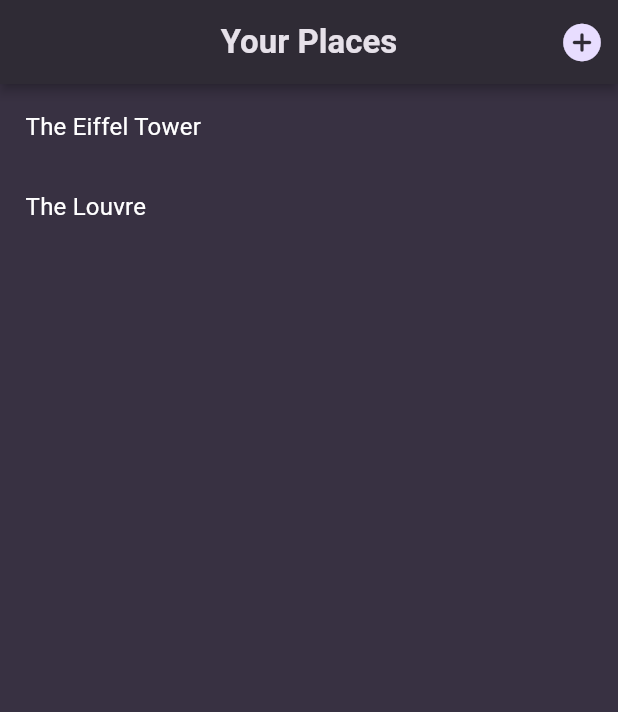
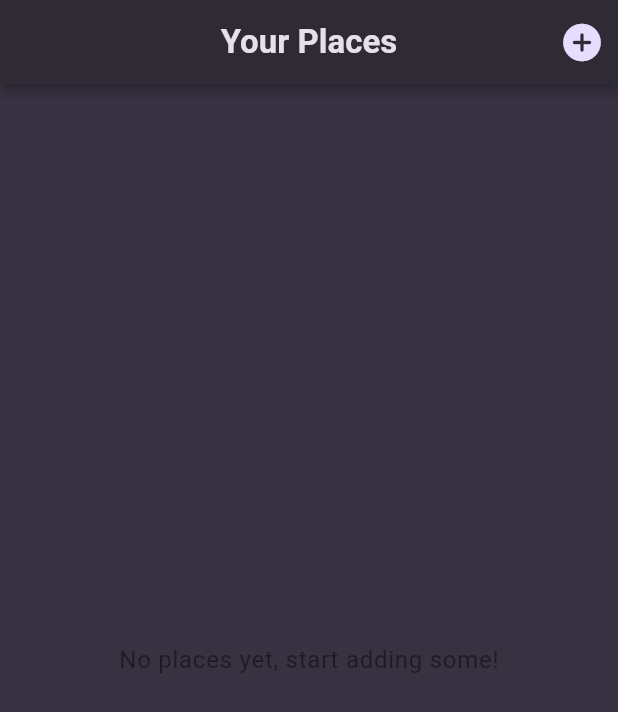
Before and after one commit to Nevelin-W/favorite_places_app, a Flutter app: the screen it shows after launch, on a phone screen of 412 x 824 dp. Shown: the top 712 px of the screen. Run offline on Flutter 3.47's test engine with Material 3 defaults, Android fonts, the phone set to English and light mode, and no system bars; our stand-ins replace flutter_riverpod, google_fonts.

Commit message:
riverpod, add place funtionality

```diff
--- a/favorite_places_app/lib/data/dummy_places.dart
+++ /dev/null
@@ -1,14 +0,0 @@
-import 'package:favorite_places_app/model/place.dart';
-
-final favoritePlaces = [
-  Place(
-    id: 'p1',
-    title: 'The Eiffel Tower',
-    location: 'Paris, France',
-  ),
-  Place(
-    id: 'p2',
-    title: 'The Louvre',
-    location: 'Paris, France',
-  ),
-];
--- a/favorite_places_app/lib/main.dart
+++ b/favorite_places_app/lib/main.dart
@@ -1,6 +1,7 @@
 import 'package:flutter/material.dart';
 import 'package:google_fonts/google_fonts.dart';
 import 'package:favorite_places_app/screen/home_screen.dart';
+import 'package:flutter_riverpod/flutter_riverpod.dart';
 
 final colorScheme = ColorScheme.fromSeed(
   brightness: Brightness.dark,
@@ -26,7 +27,7 @@ final theme = ThemeData().copyWith(
 
 void main() {
   runApp(
-    const MyApp(),
+    const ProviderScope(child: MyApp()),
   );
 }
 
--- a/favorite_places_app/lib/model/place.dart
+++ b/favorite_places_app/lib/model/place.dart
@@ -1,11 +1,12 @@
+import 'package:uuid/uuid.dart';
+
+const uuid = Uuid();
+
 class Place {
   Place({
-    required this.id,
     required this.title,
-    required this.location,
-  });
+  }) : id = uuid.v4();
 
   final String id;
   final String title;
-  final String location;
 }
--- /dev/null
+++ b/favorite_places_app/lib/providers/places_provider.dart
@@ -0,0 +1,15 @@
+import 'package:flutter_riverpod/flutter_riverpod.dart';
+import '../model/place.dart';
+
+class PlacesProvider extends StateNotifier<List<Place>> {
+  PlacesProvider() : super(const []);
+
+  void addPlace(String title) {
+    final newPLace = Place(title: title);
+    state = [newPLace, ...state];
+  }
+}
+
+final placesProvider = StateNotifierProvider<PlacesProvider, List<Place>>(
+  (ref) => PlacesProvider(),
+);
--- a/favorite_places_app/lib/screen/home_screen.dart
+++ b/favorite_places_app/lib/screen/home_screen.dart
@@ -1,23 +1,17 @@
+import 'package:favorite_places_app/providers/places_provider.dart';
 import 'package:flutter/material.dart';
 import 'package:favorite_places_app/widgets/places_list.dart';
 import 'package:favorite_places_app/screen/add_place_screen.dart';
+import 'package:favorite_places_app/model/place.dart';
+import 'package:flutter_riverpod/flutter_riverpod.dart';
 
-class HomeScreen extends StatefulWidget {
-  const HomeScreen({super.key});
+class HomeScreen extends ConsumerWidget {
+  HomeScreen({super.key});
 
   @override
-  State<HomeScreen> createState() => _HomeScreenState();
-}
+  Widget build(BuildContext context, WidgetRef ref) {
+    final List<Place> userPLaces = ref.watch(placesProvider);
 
-class _HomeScreenState extends State<HomeScreen> {
-  void _addItem() {
-    Navigator.of(context).push(
-      MaterialPageRoute(builder: (ctx) => const AddPlaceScreen()),
-    );
-  }
-
-  @override
-  Widget build(BuildContext context) {
     final AppBar appbar = AppBar(
       centerTitle: true,
       elevation: 3,
@@ -26,7 +20,11 @@ class _HomeScreenState extends State<HomeScreen> {
       title: const Text('Your Places'),
       actions: [
         IconButton(
-          onPressed: _addItem,
+          onPressed: () {
+            Navigator.of(context).push(MaterialPageRoute(
+              builder: (ctx) => const AddPlaceScreen(),
+            ));
+          },
           icon: Icon(Icons.add_circle_rounded,
               size: 30, color: Theme.of(context).colorScheme.primaryFixed),
         ),
@@ -35,7 +33,9 @@ class _HomeScreenState extends State<HomeScreen> {
 
     return Scaffold(
       appBar: appbar,
-      body: PlacesList(),
+      body: PlacesList(
+        places: userPLaces,
+      ),
     );
   }
 }
--- a/favorite_places_app/lib/widgets/place_item.dart
+++ b/favorite_places_app/lib/widgets/place_item.dart
@@ -8,8 +8,7 @@ class PlaceItem extends StatelessWidget {
 
   @override
   Widget build(BuildContext context) {
-    return Container(
-      child: ListTile(
+    return ListTile(
       dense: true,
       contentPadding: const EdgeInsets.only(left: 17, top: 5),
       title: Text(item.title,
@@ -17,7 +16,6 @@ class PlaceItem extends StatelessWidget {
               .textTheme
               .titleMedium!
               .copyWith(fontWeight: FontWeight.w400)),
-      ),
     );
   }
 }
--- a/favorite_places_app/lib/widgets/places_list.dart
+++ b/favorite_places_app/lib/widgets/places_list.dart
@@ -1,20 +1,27 @@
 import 'package:flutter/material.dart';
-import 'package:favorite_places_app/data/dummy_places.dart';
 import 'package:favorite_places_app/widgets/place_item.dart';
+import 'package:favorite_places_app/model/place.dart';
 
-class PlacesList extends StatefulWidget {
-  const PlacesList({super.key});
+class PlacesList extends StatelessWidget {
+  const PlacesList({super.key, required this.places});
 
-  @override
-  State<PlacesList> createState() => _PlacesListState();
-}
-
-class _PlacesListState extends State<PlacesList> {
+  final List<Place> places;
   @override
   Widget build(BuildContext context) {
+    if (places.isEmpty) {
+      return Center(
+        child: Text(
+          'No places yet, start adding some!',
+          style: Theme.of(context)
+              .textTheme
+              .bodyLarge!
+              .copyWith(fontWeight: FontWeight.w400),
+        ),
+      );
+    }
     return ListView.builder(
-      itemCount: favoritePlaces.length,
-      itemBuilder: (ctx, index) => PlaceItem(item: favoritePlaces[index]),
+      itemCount: places.length,
+      itemBuilder: (ctx, index) => PlaceItem(item: places[index]),
     );
   }
 }
--- a/favorite_places_app/pubspec.yaml
+++ b/favorite_places_app/pubspec.yaml
@@ -36,6 +36,9 @@ dependencies:
   # Use with the CupertinoIcons class for iOS style icons.
   cupertino_icons: ^1.0.6
   google_fonts: ^6.2.1
+  riverpod: ^2.5.1
+  uuid: ^4.4.0
+  flutter_riverpod: ^2.5.1
 
 dev_dependencies:
   flutter_test:
```
Also changed, not shown: favorite_places_app/lib/screen/add_place_screen.dart (+30 -6 lines), favorite_places_app/lib/screen/place_details.dart (added), favorite_places_app/pubspec.lock. Lines whose indentation alone changed are shown as unchanged.
